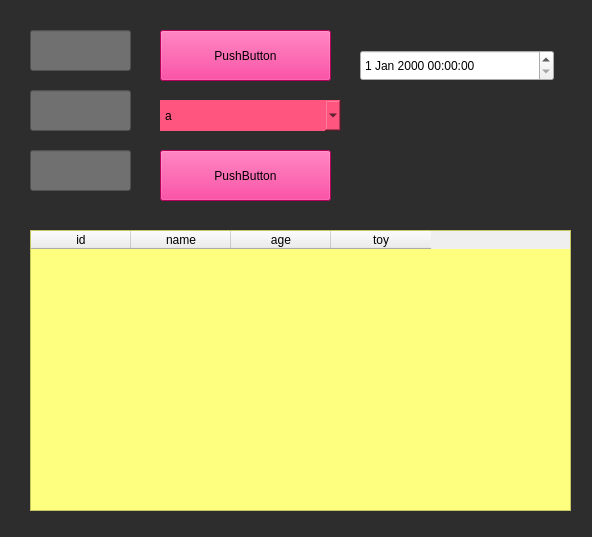
NutTecho/MyPython, file qt5demo.ui: the form before one commit.
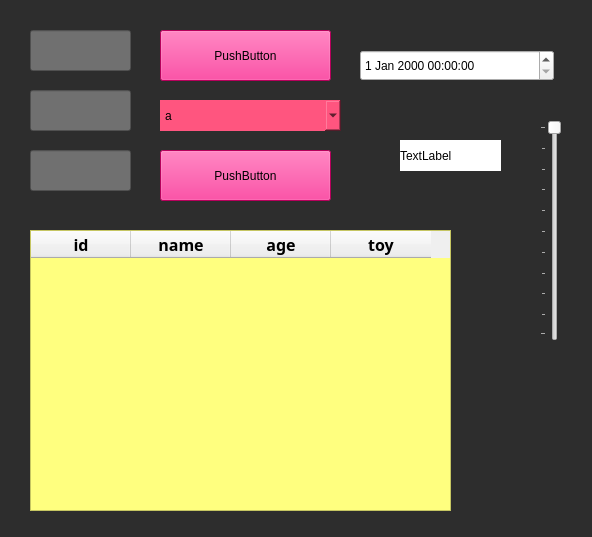
The form after the commit.

Diff of the .ui file:
```diff
--- a/qt5demo.ui
+++ b/qt5demo.ui
@@ -167,7 +167,7 @@
     <rect>
      <x>30</x>
      <y>230</y>
-     <width>541</width>
+     <width>421</width>
      <height>281</height>
     </rect>
    </property>
@@ -187,23 +187,129 @@
     <property name="text">
      <string>id</string>
     </property>
+    <property name="font">
+     <font>
+      <family>Sarabun</family>
+      <pointsize>12</pointsize>
+      <weight>75</weight>
+      <bold>true</bold>
+     </font>
+    </property>
+    <property name="textAlignment">
+     <set>AlignCenter</set>
+    </property>
+    <property name="background">
+     <color>
+      <red>255</red>
+      <green>170</green>
+      <blue>0</blue>
+     </color>
+    </property>
+    <property name="foreground">
+     <brush brushstyle="SolidPattern">
+      <color alpha="255">
+       <red>0</red>
+       <green>0</green>
+       <blue>0</blue>
+      </color>
+     </brush>
+    </property>
    </column>
    <column>
     <property name="text">
      <string>name</string>
     </property>
+    <property name="font">
+     <font>
+      <family>Sarabun</family>
+      <pointsize>12</pointsize>
+      <weight>75</weight>
+      <bold>true</bold>
+     </font>
+    </property>
+    <property name="background">
+     <color>
+      <red>255</red>
+      <green>170</green>
+      <blue>0</blue>
+     </color>
+    </property>
    </column>
    <column>
     <property name="text">
      <string>age</string>
     </property>
+    <property name="font">
+     <font>
+      <family>Sarabun</family>
+      <pointsize>12</pointsize>
+      <weight>75</weight>
+      <bold>true</bold>
+     </font>
+    </property>
    </column>
    <column>
     <property name="text">
      <string>toy</string>
     </property>
+    <property name="font">
+     <font>
+      <family>Sarabun</family>
+      <pointsize>12</pointsize>
+      <weight>75</weight>
+      <bold>true</bold>
+     </font>
+    </property>
    </column>
   </widget>
+  <widget class="QSlider" name="Slider1">
+   <property name="geometry">
+    <rect>
+     <x>540</x>
+     <y>120</y>
+     <width>22</width>
+     <height>221</height>
+    </rect>
+   </property>
+   <property name="minimum">
+    <number>1</number>
+   </property>
+   <property name="maximum">
+    <number>100</number>
+   </property>
+   <property name="orientation">
+    <enum>Qt::Vertical</enum>
+   </property>
+   <property name="invertedAppearance">
+    <bool>true</bool>
+   </property>
+   <property name="invertedControls">
+    <bool>false</bool>
+   </property>
+   <property name="tickPosition">
+    <enum>QSlider::TicksAbove</enum>
+   </property>
+   <property name="tickInterval">
+    <number>10</number>
+   </property>
+  </widget>
+  <widget class="QLabel" name="scrolllb">
+   <property name="geometry">
+    <rect>
+     <x>400</x>
+     <y>140</y>
+     <width>101</width>
+     <height>31</height>
+    </rect>
+   </property>
+   <property name="styleSheet">
+    <string notr="true">font: 16pt &quot;Sarabun&quot;;
+background-color: rgb(255, 255, 255);</string>
+   </property>
+   <property name="text">
+    <string>TextLabel</string>
+   </property>
+  </widget>
  </widget>
  <resources/>
  <connections/>
```
Left out of the diff: 3 changed lines with no effect on the pictures.
